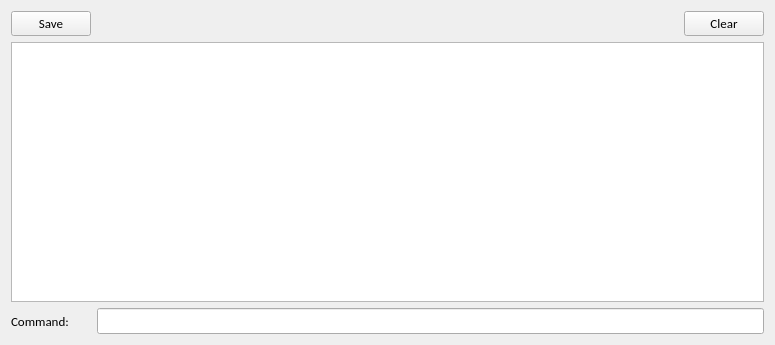
This is slsDetectorGui/forms/form_tab_messages.ui in slsdetectorgroup/slsDetectorPackage as Qt 5 draws it before an edit. The edited form follows.
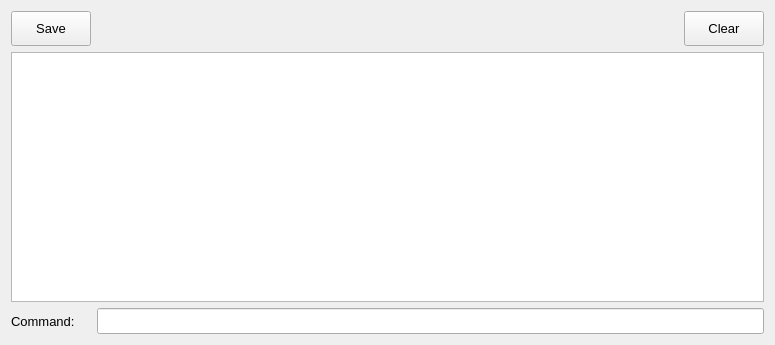
This is the edited form. Icons and pictures are not drawn.

```diff
--- a/slsDetectorGui/forms/form_tab_messages.ui
+++ b/slsDetectorGui/forms/form_tab_messages.ui
@@ -30,7 +30,7 @@
   </property>
   <property name="font">
    <font>
-    <family>Carlito</family>
+    <family>Cantarell</family>
     <pointsize>10</pointsize>
    </font>
   </property>
@@ -40,6 +40,12 @@
   <layout class="QGridLayout" name="gridLayout">
    <item row="1" column="1" colspan="3">
     <widget class="QTextEdit" name="dispLog">
+     <property name="font">
+      <font>
+       <family>Cantarell</family>
+       <pointsize>10</pointsize>
+      </font>
+     </property>
      <property name="focusPolicy">
       <enum>Qt::NoFocus</enum>
      </property>
@@ -75,12 +81,24 @@
        <verstretch>0</verstretch>
       </sizepolicy>
      </property>
+     <property name="minimumSize">
+      <size>
+       <width>0</width>
+       <height>35</height>
+      </size>
+     </property>
      <property name="maximumSize">
       <size>
        <width>16777215</width>
        <height>35</height>
       </size>
      </property>
+     <property name="font">
+      <font>
+       <family>Cantarell</family>
+       <pointsize>10</pointsize>
+      </font>
+     </property>
      <property name="text">
       <string>Clear</string>
      </property>
@@ -98,12 +116,24 @@
        <verstretch>0</verstretch>
       </sizepolicy>
      </property>
+     <property name="minimumSize">
+      <size>
+       <width>0</width>
+       <height>35</height>
+      </size>
+     </property>
      <property name="maximumSize">
       <size>
        <width>16777215</width>
        <height>35</height>
       </size>
      </property>
+     <property name="font">
+      <font>
+       <family>Cantarell</family>
+       <pointsize>10</pointsize>
+      </font>
+     </property>
      <property name="text">
       <string>Save</string>
      </property>
@@ -121,6 +151,12 @@
        <verstretch>0</verstretch>
       </sizepolicy>
      </property>
+     <property name="font">
+      <font>
+       <family>Cantarell</family>
+       <pointsize>10</pointsize>
+      </font>
+     </property>
      <property name="text">
       <string>Command:</string>
      </property>
```
Left out of the diff: 6 changed lines with no effect on the pictures.
